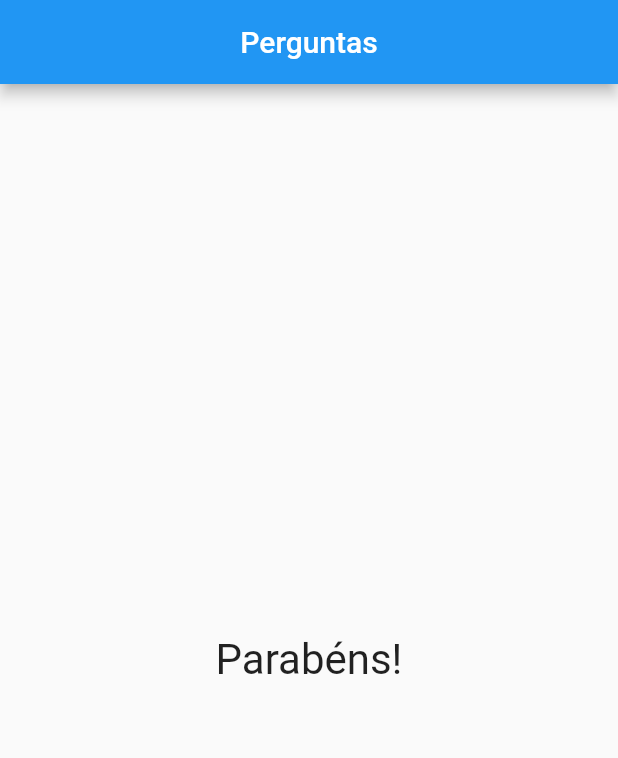
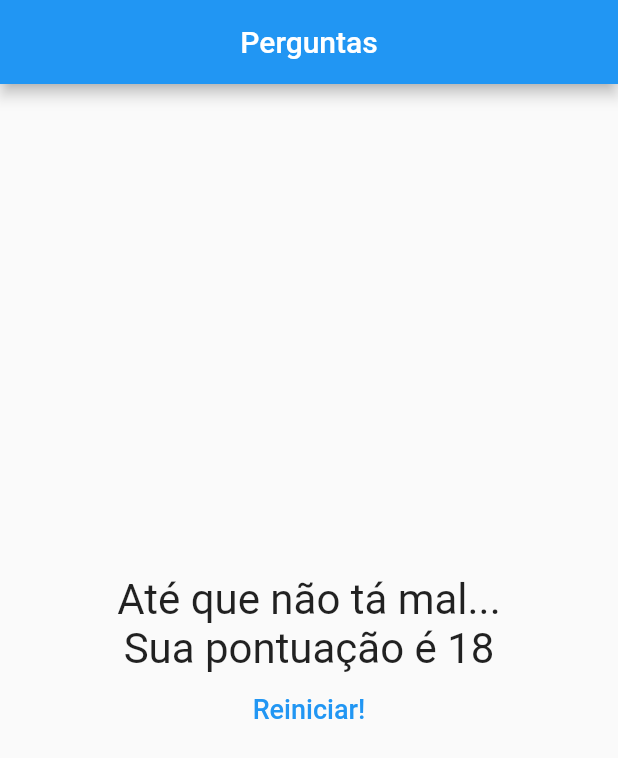
Before and after one commit to teilorbarcelos/flutter-quiz, a Flutter app: the screen it shows after launch, after a tap on "Pluto", after a tap on "Luke", after a tap on "Preto", on a phone screen of 412 x 824 dp. Shown: the top 758 px of the screen. Run offline on Flutter 3.47's test engine with Material 2 defaults, Android fonts, the phone set to English and light mode, and no system bars.

```diff
--- a/lib/answer_option.dart
+++ b/lib/answer_option.dart
@@ -12,9 +12,8 @@ class AnswerOption extends StatelessWidget {
       width: double.infinity,
       child: ElevatedButton(
         style: ElevatedButton.styleFrom(
-          textStyle: const TextStyle(color: Colors.white),
-          backgroundColor: Colors.blue
-        ),
+            textStyle: const TextStyle(color: Colors.white),
+            backgroundColor: Colors.blue),
         onPressed: onSelect,
         child: Text(label),
       ),
--- a/lib/main.dart
+++ b/lib/main.dart
@@ -6,6 +6,7 @@ void main(List<String> args) => runApp(const QuestionApp());
 
 class _QuestionAppState extends State<QuestionApp> {
   var _selectedQuestion = 0;
+  var _score = 0;
   final List<Map<String, Object>> _questions = [
     {
       'text': 'Qual o nome do "cachorro" do bob esponja?',
@@ -36,14 +37,22 @@ class _QuestionAppState extends State<QuestionApp> {
     }
   ];
 
+  void _quizReset() {
+    setState(() {
+      _selectedQuestion = 0;
+      _score = 0;
+    });
+  }
+
   bool get _hasSelectedQuestion {
     return _selectedQuestion < _questions.length;
   }
 
-  void _answer() {
+  void _answer(int value) {
     if (_hasSelectedQuestion) {
       setState(() {
         _selectedQuestion++;
+        _score += value;
       });
     }
   }
@@ -61,7 +70,7 @@ class _QuestionAppState extends State<QuestionApp> {
               selectedQuestion: _selectedQuestion,
               hasSelectedQuestion: _hasSelectedQuestion,
               onAnswer: _answer)
-          : const Result(),
+          : Result(score: _score, onReset: _quizReset),
     ));
   }
 }
--- a/lib/questions_list.dart
+++ b/lib/questions_list.dart
@@ -6,7 +6,7 @@ class QuestionsList extends StatelessWidget {
   final List<Map<String, Object>> questions;
   final int selectedQuestion;
   final bool hasSelectedQuestion;
-  final void Function() onAnswer;
+  final void Function(int) onAnswer;
 
   const QuestionsList(
       {required this.questions,
@@ -17,13 +17,14 @@ class QuestionsList extends StatelessWidget {
 
   @override
   Widget build(BuildContext context) {
+    List<Map<String, Object>> answers = hasSelectedQuestion
+        ? questions[selectedQuestion].cast()['answers']
+        : [];
 
-  List<Map<String, Object>> answers = hasSelectedQuestion
-      ? questions[selectedQuestion].cast()['answers']
-      : [];
-
-  List<Widget> answersList = answers
-        .map((textAnswer) => AnswerOption(label: textAnswer['label'] as String, onSelect: onAnswer))
+    List<Widget> answersList = answers
+        .map((textAnswer) => AnswerOption(
+            label: textAnswer['label'] as String,
+            onSelect: () => onAnswer(textAnswer['value'] as int)))
         .toList();
 
     return Column(children: <Widget>[
--- a/lib/result.dart
+++ b/lib/result.dart
@@ -1,15 +1,47 @@
 import 'package:flutter/material.dart';
 
 class Result extends StatelessWidget {
-  const Result({super.key});
+  final int score;
+  final void Function() onReset;
+  const Result({required this.score, required this.onReset, super.key});
+  String get resultText {
+    if (score < 16) {
+      return 'Muito ruim hein!';
+    } else if (score < 24) {
+      return 'Até que não tá mal...';
+    } else {
+      return 'Cara tu é bom hein!';
+    }
+  }
 
   @override
   Widget build(BuildContext context) {
-    return const Center(
-      child: Text(
-        'Parabéns!',
-        style: TextStyle(fontSize: 28),
-      ),
+    return Column(
+      mainAxisAlignment: MainAxisAlignment.center,
+      children: [
+        Center(
+          child: Column(
+            children: [
+              Text(
+                resultText,
+                style: const TextStyle(fontSize: 28),
+              ),
+              Text(
+                'Sua pontuação é $score',
+                style: const TextStyle(fontSize: 28),
+              ),
+            ],
+          ),
+        ),
+        TextButton(
+            style: ButtonStyle(
+                foregroundColor: MaterialStateProperty.all<Color>(Colors.blue)),
+            onPressed: onReset,
+            child: const Text(
+              'Reiniciar!',
+              style: TextStyle(fontSize: 18),
+            ))
+      ],
     );
   }
 }
```
